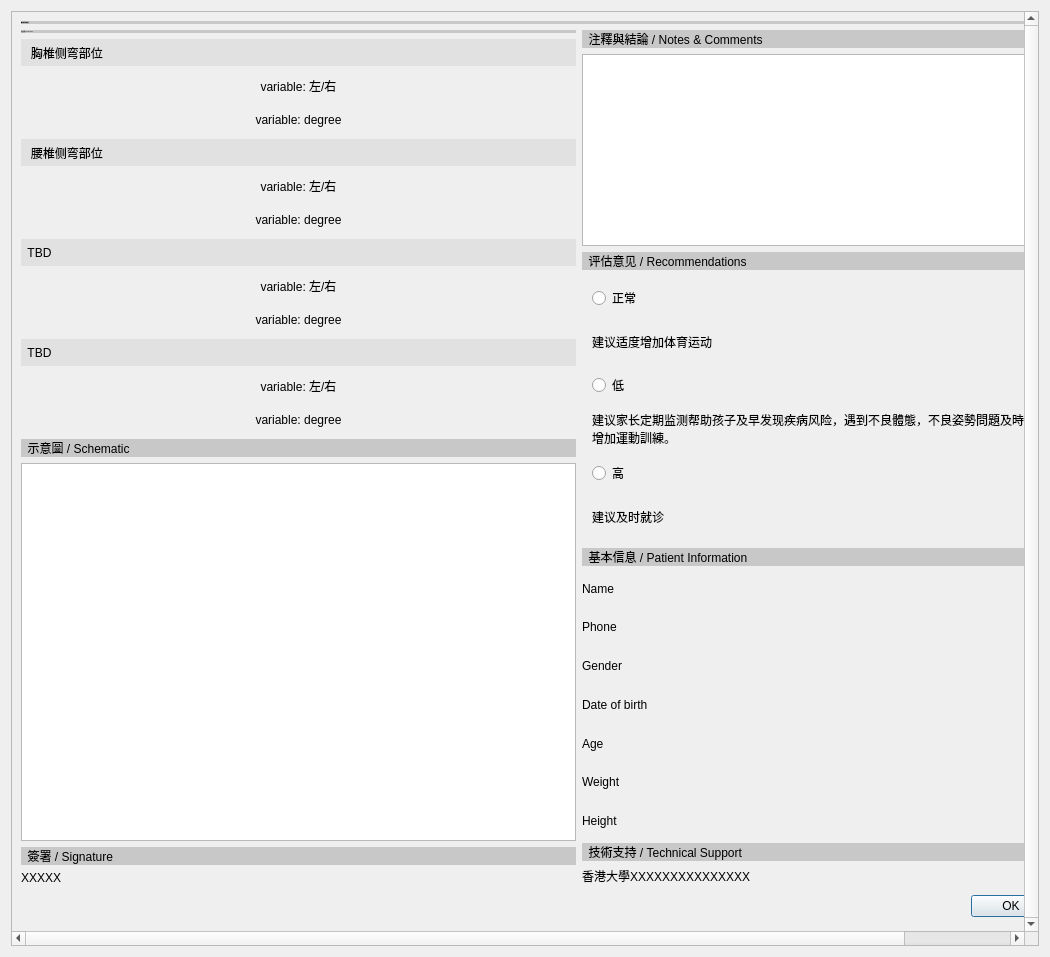
Before: the Qt Designer form DesktopApp/reportdialog.ui in michaelfong2017/landmark-annotator-desktop, drawn with Qt 5.
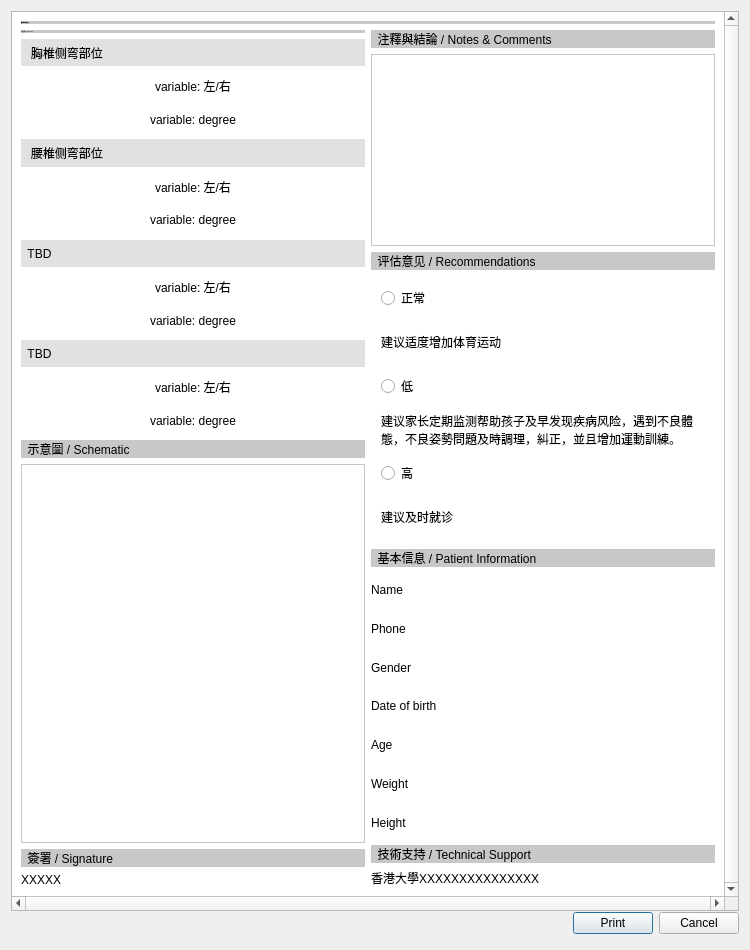
After: the same form once the commit is applied.

Commit message: Report UI completed. Printing workflow completed.

Patch:
```diff
--- a/DesktopApp/reportdialog.ui
+++ b/DesktopApp/reportdialog.ui
@@ -6,13 +6,19 @@
    <rect>
     <x>0</x>
     <y>0</y>
-    <width>1050</width>
-    <height>957</height>
+    <width>750</width>
+    <height>950</height>
    </rect>
   </property>
+  <property name="minimumSize">
+   <size>
+    <width>600</width>
+    <height>900</height>
+   </size>
+  </property>
   <property name="maximumSize">
    <size>
-    <width>1050</width>
+    <width>1213</width>
     <height>1485</height>
    </size>
   </property>
@@ -22,16 +28,16 @@
   <layout class="QVBoxLayout" name="verticalLayout">
    <item>
     <widget class="QScrollArea" name="scrollArea">
-     <property name="sizePolicy">
-      <sizepolicy hsizetype="MinimumExpanding" vsizetype="MinimumExpanding">
-       <horstretch>0</horstretch>
-       <verstretch>0</verstretch>
-      </sizepolicy>
-     </property>
      <property name="minimumSize">
       <size>
-       <width>0</width>
-       <height>0</height>
+       <width>600</width>
+       <height>900</height>
+      </size>
+     </property>
+     <property name="baseSize">
+      <size>
+       <width>600</width>
+       <height>900</height>
       </size>
      </property>
      <property name="verticalScrollBarPolicy">
@@ -48,10 +54,13 @@
        <rect>
         <x>0</x>
         <y>0</y>
-        <width>1132</width>
-        <height>920</height>
+        <width>713</width>
+        <height>881</height>
        </rect>
       </property>
+      <property name="styleSheet">
+       <string notr="true">background-color: rgb(255, 255, 255);</string>
+      </property>
       <layout class="QVBoxLayout" name="verticalLayout_2">
        <item>
         <layout class="QHBoxLayout" name="a_TitleLayout">
@@ -621,23 +630,12 @@
          </item>
         </layout>
        </item>
+      </layout>
+     </widget>
+    </widget>
+   </item>
        <item>
-        <layout class="QHBoxLayout" name="c_ButtonsBox">
-         <property name="spacing">
-          <number>6</number>
-         </property>
-         <property name="leftMargin">
-          <number>0</number>
-         </property>
-         <property name="topMargin">
-          <number>0</number>
-         </property>
-         <property name="rightMargin">
-          <number>0</number>
-         </property>
-         <property name="bottomMargin">
-          <number>0</number>
-         </property>
+    <layout class="QHBoxLayout" name="horizontalLayout">
          <item>
           <spacer>
            <property name="orientation">
@@ -655,9 +653,12 @@
           </spacer>
          </item>
          <item>
-          <widget class="QPushButton" name="okButton">
+      <widget class="QPushButton" name="printButton">
+       <property name="enabled">
+        <bool>true</bool>
+       </property>
            <property name="text">
-            <string>OK</string>
+        <string>Print</string>
            </property>
           </widget>
          </item>
@@ -672,10 +673,6 @@
        </item>
       </layout>
      </widget>
-    </widget>
-   </item>
-  </layout>
- </widget>
  <resources/>
  <connections>
   <connection>
```
Left out of the diff: 16 changed lines with no effect on the pictures. Lines whose indentation alone changed are shown as unchanged. The commit also changes 6 other files.
